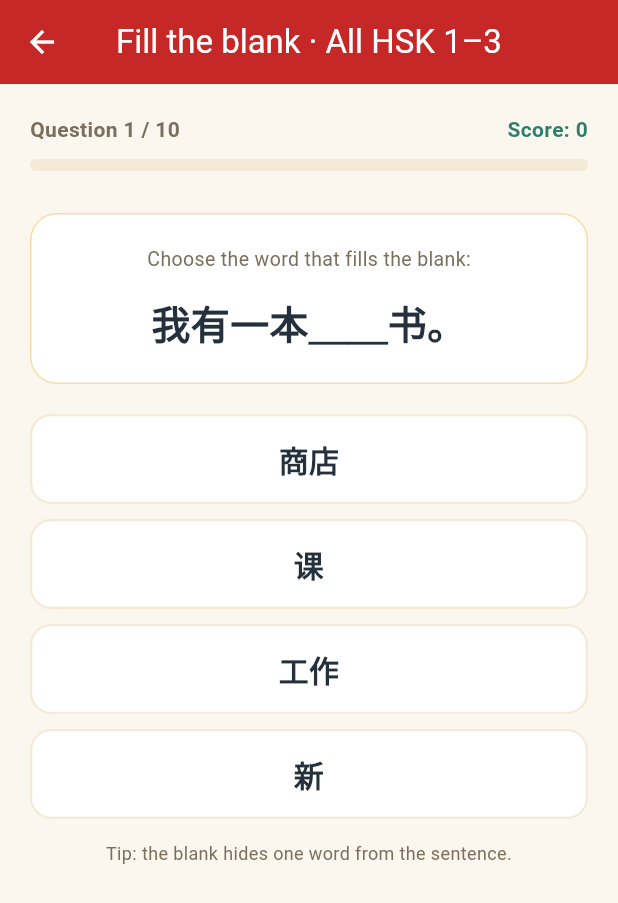
After one commit to MigAppSprig/mandarin_go, a Flutter app: the PracticeScreen screen opened directly, after a tap on "Fill the blank", on a phone screen of 412 x 824 dp. The commit adds this screen. Shown: the top 903 px of the screen. Run offline on Flutter 3.47's test engine with Material 3 defaults, Android fonts, the phone set to English and light mode, and no system bars; our stand-ins replace audioplayers, flutter_tts, shared_preferences; missing offline and left inert: pinyin; accounts and stored records are empty.

Commit message:
Add fill-in-the-blank practice and example sentences in drills

```diff
--- /dev/null
+++ b/lib/screens/fill_blank_screen.dart
@@ -0,0 +1,317 @@
+import 'dart:math';
+
+import 'package:flutter/material.dart';
+
+import '../data/vocabulary_examples.dart';
+import '../models/vocabulary.dart';
+import '../theme/app_theme.dart';
+import '../widgets/speak_button.dart';
+import '../widgets/tone_colored_pinyin.dart';
+
+/// Fill-in-the-blank drill: an example sentence with the target word removed,
+/// plus four word choices.
+class FillBlankScreen extends StatefulWidget {
+  const FillBlankScreen({
+    super.key,
+    required this.words,
+    required this.title,
+  });
+
+  final List<Word> words;
+  final String title;
+
+  @override
+  State<FillBlankScreen> createState() => _FillBlankScreenState();
+}
+
+class _BlankQuestion {
+  const _BlankQuestion(this.word, this.example, this.sentence);
+
+  final Word word;
+  final WordExample example;
+  final String sentence;
+}
+
+class _FillBlankScreenState extends State<FillBlankScreen> {
+  static const int _roundSize = 10;
+
+  late List<_BlankQuestion> _round;
+  late List<String> _options;
+  int _index = 0;
+  int _score = 0;
+  String? _selected;
+  bool _finished = false;
+
+  @override
+  void initState() {
+    super.initState();
+    _startRound();
+  }
+
+  _BlankQuestion? _questionFor(Word word) {
+    for (final example in VocabularyExamples.forWord(word)) {
+      if (example.hanzi.contains(word.hanzi) && example.hanzi.length > word.hanzi.length) {
+        return _BlankQuestion(
+          word,
+          example,
+          example.hanzi.replaceFirst(word.hanzi, '＿＿'),
+        );
+      }
+    }
+    return null;
+  }
+
+  void _startRound() {
+    final questions = <_BlankQuestion>[];
+    for (final word in widget.words) {
+      final q = _questionFor(word);
+      if (q != null) questions.add(q);
+    }
+    questions.shuffle(Random());
+    _round = questions.take(_roundSize).toList();
+    _index = 0;
+    _score = 0;
+    _selected = null;
+    _finished = _round.isEmpty;
+    if (_round.isNotEmpty) _prepareOptions();
+  }
+
+  void _prepareOptions() {
+    final correct = _round[_index].word.hanzi;
+    final others = widget.words
+        .where((w) => w.hanzi != correct)
+        .map((w) => w.hanzi)
+        .toSet()
+        .toList()
+      ..shuffle(Random());
+    final options = <String>[correct, ...others.take(3)]..shuffle(Random());
+    _options = options;
+  }
+
+  void _answer(String option) {
+    if (_selected != null) return;
+    setState(() {
+      _selected = option;
+      if (option == _round[_index].word.hanzi) _score++;
+    });
+  }
+
+  void _next() {
+    setState(() {
+      if (_index + 1 >= _round.length) {
+        _finished = true;
+      } else {
+        _index++;
+        _selected = null;
+        _prepareOptions();
+      }
+    });
+  }
+
+  @override
+  Widget build(BuildContext context) {
+    if (_finished && _round.isEmpty) {
+      return Scaffold(
+        appBar: AppBar(title: Text('Fill the blank · ${widget.title}')),
+        body: const Center(child: Text('Not enough example sentences in this scope.')),
+      );
+    }
+    return Scaffold(
+      appBar: AppBar(title: Text('Fill the blank · ${widget.title}')),
+      body: _finished ? _buildSummary() : _buildQuestion(),
+    );
+  }
+
+  Widget _buildQuestion() {
+    final q = _round[_index];
+    final answered = _selected != null;
+
+    return Padding(
+      padding: const EdgeInsets.all(20),
+      child: Column(
+        crossAxisAlignment: CrossAxisAlignment.stretch,
+        children: [
+          Row(
+            mainAxisAlignment: MainAxisAlignment.spaceBetween,
+            children: [
+              Text(
+                'Question ${_index + 1} / ${_round.length}',
+                style: TextStyle(fontWeight: FontWeight.w600, color: AppColors.muted),
+              ),
+              Text(
+                'Score: $_score',
+                style: const TextStyle(
+                  fontWeight: FontWeight.w700,
+                  color: AppColors.jade,
+                ),
+              ),
+            ],
+          ),
+          const SizedBox(height: 10),
+          LinearProgressIndicator(
+            value: _index / _round.length,
+            minHeight: 8,
+            borderRadius: BorderRadius.circular(4),
+            backgroundColor: AppColors.paperDark,
+            valueColor: const AlwaysStoppedAnimation<Color>(AppColors.jade),
+          ),
+          const SizedBox(height: 28),
+          Container(
+            padding: const EdgeInsets.all(20),
+            decoration: BoxDecoration(
+              color: Colors.white,
+              borderRadius: BorderRadius.circular(18),
+              border: Border.all(color: AppColors.gold.withValues(alpha: 0.4)),
+            ),
+            child: Column(
+              children: [
+                Text(
+                  'Choose the word that fills the blank:',
+                  style: TextStyle(fontSize: 13, color: AppColors.muted),
+                ),
+                const SizedBox(height: 14),
+                Text(
+                  answered ? q.example.hanzi : q.sentence,
+                  textAlign: TextAlign.center,
+                  style: const TextStyle(
+                    fontSize: 26,
+                    fontWeight: FontWeight.w700,
+                    height: 1.5,
+                    color: AppColors.ink,
+                  ),
+                ),
+                if (answered) ...[
+                  const SizedBox(height: 8),
+                  ToneColoredPinyin(pinyin: q.example.pinyin, fontSize: 15, textAlign: TextAlign.center),
+                  const SizedBox(height: 6),
+                  Text(
+                    q.example.english,
+                    textAlign: TextAlign.center,
+                    style: TextStyle(fontSize: 13, color: AppColors.muted),
+                  ),
+                  const SizedBox(height: 10),
+                  SpeakButton(text: q.example.hanzi, size: 40),
+                ],
+              ],
+            ),
+          ),
+          const SizedBox(height: 20),
+          for (final option in _options)
+            Padding(
+              padding: const EdgeInsets.only(bottom: 10),
+              child: _optionButton(option, q.word.hanzi, answered),
+            ),
+          if (answered)
+            Padding(
+              padding: const EdgeInsets.only(top: 8),
+              child: FilledButton(
+                onPressed: _next,
+                style: FilledButton.styleFrom(
+                  backgroundColor:
+                      _selected == q.word.hanzi ? AppColors.jade : AppColors.red,
+                ),
+                child: Text(_index + 1 >= _round.length ? 'See results' : 'Next'),
+              ),
+            )
+          else
+            Padding(
+              padding: const EdgeInsets.only(top: 4),
+              child: Text(
+                'Tip: the blank hides one word from the sentence.',
+                textAlign: TextAlign.center,
+                style: TextStyle(fontSize: 12, color: AppColors.muted),
+              ),
+            ),
+        ],
+      ),
+    );
+  }
+
+  Widget _optionButton(String option, String correct, bool answered) {
+    final isCorrect = option == correct;
+    final isSelected = option == _selected;
+    Color background = Colors.white;
+    Color border = AppColors.paperDark;
+    Color text = AppColors.ink;
+
+    if (answered) {
+      if (isCorrect) {
+        background = AppColors.jade;
+        border = AppColors.jade;
+        text = Colors.white;
+      } else if (isSelected) {
+        background = AppColors.red;
+        border = AppColors.red;
+        text = Colors.white;
+      }
+    }
+
+    return InkWell(
+      onTap: answered ? null : () => _answer(option),
+      borderRadius: BorderRadius.circular(14),
+      child: Container(
+        padding: const EdgeInsets.symmetric(vertical: 14),
+        decoration: BoxDecoration(
+          color: background,
+          borderRadius: BorderRadius.circular(14),
+          border: Border.all(color: border, width: 1.5),
+        ),
+        child: Text(
+          option,
+          textAlign: TextAlign.center,
+          style: TextStyle(
+            fontSize: 20,
+            fontWeight: FontWeight.w600,
+            color: text,
+          ),
+        ),
+      ),
+    );
+  }
+
+  Widget _buildSummary() {
+    final percent = (_score / _round.length * 100).round();
+    return Padding(
+      padding: const EdgeInsets.all(24),
+      child: Column(
+        mainAxisAlignment: MainAxisAlignment.center,
+        crossAxisAlignment: CrossAxisAlignment.stretch,
+        children: [
+          Icon(
+            percent >= 80 ? Icons.emoji_events : Icons.school,
+            size: 80,
+            color: percent >= 80 ? AppColors.gold : AppColors.jade,
+          ),
+          const SizedBox(height: 16),
+          Text(
+            'You got $_score out of ${_round.length}',
+            textAlign: TextAlign.center,
+            style: const TextStyle(
+              fontSize: 26,
+              fontWeight: FontWeight.w800,
+              color: AppColors.ink,
+            ),
+          ),
+          const SizedBox(height: 8),
+          Text(
+            percent >= 80
+                ? 'Nicely done — you can pick the right word in context!'
+                : 'Sentence context takes practice — try again!',
+            textAlign: TextAlign.center,
+            style: TextStyle(fontSize: 15, color: AppColors.muted),
+          ),
+          const SizedBox(height: 32),
+          FilledButton(
+            onPressed: () => setState(_startRound),
+            child: const Text('Practice again'),
+          ),
+          const SizedBox(height: 12),
+          OutlinedButton(
+            onPressed: () => Navigator.of(context).pop(),
+            child: const Text('Back to Practice'),
+          ),
+        ],
+      ),
+    );
+  }
+}
--- a/lib/screens/listen_write_screen.dart
+++ b/lib/screens/listen_write_screen.dart
@@ -253,6 +253,37 @@ class _ListenWriteScreenState extends State<ListenWriteScreen> {
                     word.english,
                     style: TextStyle(fontSize: 14, color: AppColors.muted),
                   ),
+                  const SizedBox(height: 8),
+                  Container(
+                    width: double.infinity,
+                    padding: const EdgeInsets.all(10),
+                    decoration: BoxDecoration(
+                      color: Colors.white,
+                      borderRadius: BorderRadius.circular(10),
+                    ),
+                    child: Column(
+                      crossAxisAlignment: CrossAxisAlignment.start,
+                      children: [
+                        Text(
+                          word.exampleHanzi,
+                          style: const TextStyle(
+                            fontSize: 14,
+                            fontWeight: FontWeight.w600,
+                            color: AppColors.ink,
+                          ),
+                        ),
+                        const SizedBox(height: 2),
+                        ToneColoredPinyin(
+                          pinyin: word.examplePinyin,
+                          fontSize: 12,
+                        ),
+                        Text(
+                          word.exampleEnglish,
+                          style: TextStyle(fontSize: 12, color: AppColors.muted),
+                        ),
+                      ],
+                    ),
+                  ),
                   const SizedBox(height: 10),
                   FilledButton(
                     onPressed: _next,
--- a/lib/screens/practice_screen.dart
+++ b/lib/screens/practice_screen.dart
@@ -5,6 +5,7 @@ import '../data/vocabulary_data.dart';
 import '../models/vocabulary.dart';
 import '../services/progress_controller.dart';
 import '../theme/app_theme.dart';
+import 'fill_blank_screen.dart';
 import 'flashcard_session_screen.dart';
 import 'listen_write_screen.dart';
 import 'pinyin_discrimination_screen.dart';
@@ -70,6 +71,17 @@ class _PracticeScreenState extends State<PracticeScreen> {
             onTap: () => _push(
               context,
               ListenWriteScreen(words: words, title: _scopeLabel),
+            ),
+          ),
+          _modeCard(
+            context,
+            emoji: '🧩',
+            title: 'Fill the blank',
+            subtitle: 'Pick the right word to complete the sentence',
+            color: const Color(0xFF6A1B9A),
+            onTap: () => _push(
+              context,
+              FillBlankScreen(words: words, title: _scopeLabel),
             ),
           ),
           _modeCard(
```
Also changed, not shown: 1 other file.
